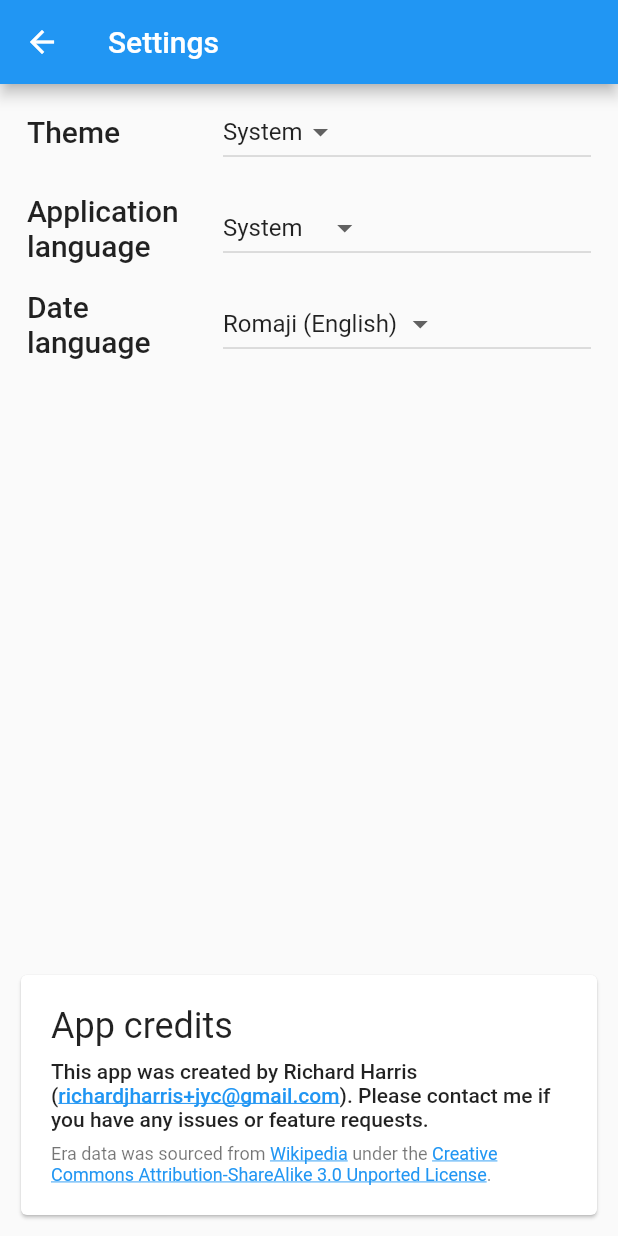
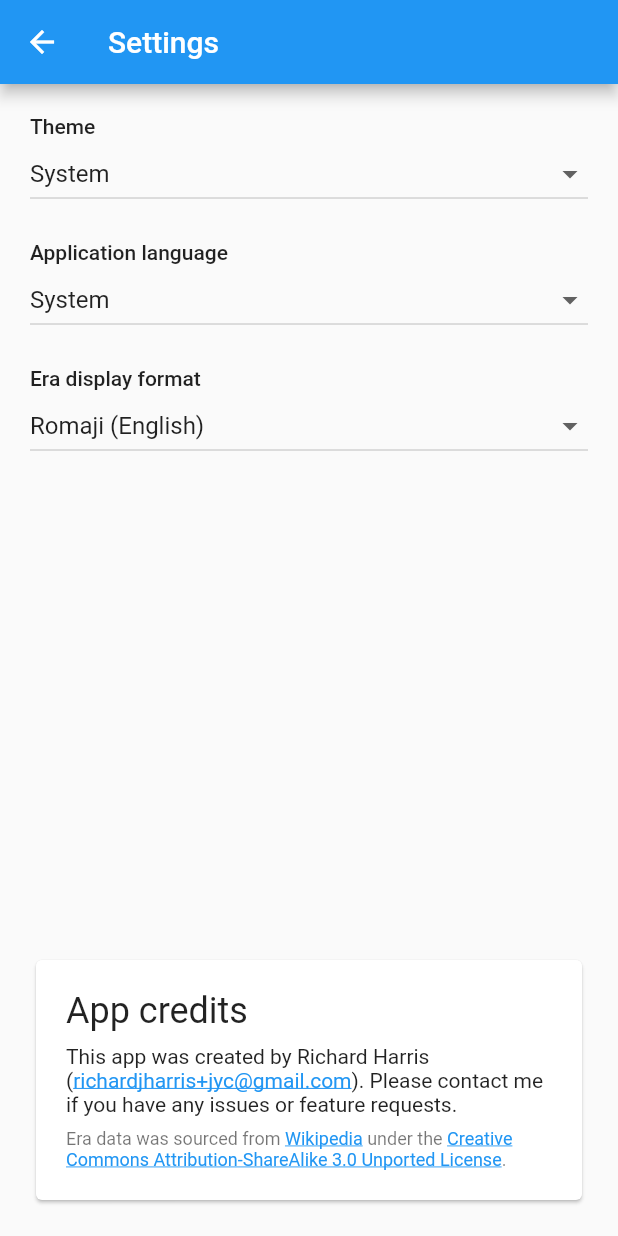
Before and after one commit to richardjharris/japanese_year_calculator, a Flutter app: the SettingsView screen opened by its route, on a phone screen of 412 x 824 dp. Run offline on Flutter 3.47's test engine with Material 2 defaults, Android fonts, the light colour scheme and no system bars; our stand-ins replace clock, shared_preferences; accounts and stored records are empty; generated files the repository leaves out were written again.

Commit message:
Add widget test; refactor settings page and improve design

```diff
--- a/lib/main.dart
+++ b/lib/main.dart
@@ -5,6 +5,9 @@ import 'src/settings/settings_controller.dart';
 import 'src/settings/settings_service.dart';
 
 void main() async {
+  // Required before using SharedPreferences.
+  WidgetsFlutterBinding.ensureInitialized();
+
   // Set up the SettingsController, which will glue user settings to multiple
   // Flutter Widgets.
   final settingsController = SettingsController(SettingsService());
--- a/lib/src/localization/app_en.arb
+++ b/lib/src/localization/app_en.arb
@@ -34,7 +34,7 @@
   "romajiDateSetting": "Romaji (English)",
   "kanjiDateSetting": "Kanji (Japanese)",
   "appLanguage": "Application language",
-  "dateLanguage": "Date language",
+  "dateLanguage": "Era display format",
   "systemLanguage": "System",
   "@systemLanguage": {
     "description": "Option shown to denote using the system locale (language)"
--- a/lib/src/settings/app_credits.dart
+++ b/lib/src/settings/app_credits.dart
@@ -36,7 +36,7 @@ class AppCredits extends StatelessWidget {
   }
 
   Widget _creditsText(BuildContext context) {
-    final textStyle = Theme.of(context).textTheme.bodyLarge!;
+    final textStyle = Theme.of(context).textTheme.bodyMedium!;
     final smallTextStyle = Theme.of(context).textTheme.bodySmall!;
     final linkColor = Theme.of(context).buttonTheme.colorScheme!.primary;
 
--- a/lib/src/settings/settings_view.dart
+++ b/lib/src/settings/settings_view.dart
@@ -4,38 +4,6 @@ import 'package:japanese_year_calculator/src/localization/app_localizations_cont
 import 'package:japanese_year_calculator/src/settings/app_credits.dart';
 import 'package:japanese_year_calculator/src/settings/settings_service.dart';
 import 'settings_controller.dart';
-
-/// Left side (label) for a setting
-class SettingLeft extends StatelessWidget {
-  final String title;
-
-  const SettingLeft({Key? key, required this.title}) : super(key: key);
-
-  @override
-  Widget build(BuildContext context) {
-    return Expanded(
-        child: Padding(
-            padding: const EdgeInsets.all(8.0),
-            child: Text(
-              title,
-              style: Theme.of(context).textTheme.headline6,
-            )));
-  }
-}
-
-/// Right side (control) for a setting
-class SettingRight extends StatelessWidget {
-  final Widget child;
-
-  const SettingRight({Key? key, required this.child}) : super(key: key);
-
-  @override
-  Widget build(BuildContext context) {
-    return Expanded(
-        flex: 2,
-        child: Padding(padding: const EdgeInsets.all(8.0), child: child));
-  }
-}
 
 /// Displays the various settings that can be customized by the user.
 ///
@@ -57,28 +25,42 @@ class SettingsView extends StatelessWidget {
           title: Text(context.loc.settings),
         ),
         body: Padding(
-            padding: const EdgeInsets.fromLTRB(10, 0, 10, 10),
+            padding: const EdgeInsets.all(20),
             child: Column(children: [
               Expanded(
                 child: Column(
+                  crossAxisAlignment: CrossAxisAlignment.stretch,
                   children: [
-                    Row(
-                      children: [
-                        SettingLeft(title: context.loc.theme),
-                        SettingRight(child: ThemeSelector(settings)),
-                      ],
+                    DropdownSettingsTile<ThemeMode>(
+                      title: context.loc.theme,
+                      value: settings.themeMode,
+                      onChanged: settings.updateThemeMode,
+                      items: {
+                        ThemeMode.system: context.loc.systemTheme,
+                        ThemeMode.light: context.loc.lightTheme,
+                        ThemeMode.dark: context.loc.darkTheme,
+                      },
                     ),
-                    Row(
-                      children: [
-                        SettingLeft(title: context.loc.appLanguage),
-                        SettingRight(child: AppLanguageSelector(settings)),
-                      ],
+                    DropdownSettingsTile<AppLanguagePreference>(
+                      title: context.loc.appLanguage,
+                      value: settings.appLanguage,
+                      onChanged: settings.updateAppLanguage,
+                      items: {
+                        AppLanguagePreference.system:
+                            context.loc.systemLanguage,
+                        AppLanguagePreference.en: context.loc.englishLanguage,
+                        AppLanguagePreference.ja: context.loc.japaneseLanguage,
+                      },
                     ),
-                    Row(
-                      children: [
-                        SettingLeft(title: context.loc.dateLanguage),
-                        SettingRight(child: DateLanguageSelector(settings)),
-                      ],
+                    DropdownSettingsTile<DateLanguagePreference>(
+                      title: context.loc.dateLanguage,
+                      value: settings.dateLanguage,
+                      onChanged: settings.updateDateLanguage,
+                      items: {
+                        DateLanguagePreference.en:
+                            context.loc.romajiDateSetting,
+                        DateLanguagePreference.ja: context.loc.kanjiDateSetting,
+                      },
                     ),
                   ],
                 ),
@@ -88,87 +70,43 @@ class SettingsView extends StatelessWidget {
   }
 }
 
-class ThemeSelector extends StatelessWidget {
-  final SettingsController controller;
+class DropdownSettingsTile<T> extends StatelessWidget {
+  final String title;
+  final String? subtitle;
+  final Map<T, String> items;
+  final T value;
+  final ValueChanged<T?> onChanged;
 
-  // ignore: use_key_in_widget_constructors
-  const ThemeSelector(this.controller);
+  const DropdownSettingsTile({
+    Key? key,
+    required this.title,
+    this.subtitle,
+    required this.items,
+    required this.value,
+    required this.onChanged,
+  }) : super(key: key);
 
   @override
   Widget build(BuildContext context) {
-    return DropdownButton<ThemeMode>(
-      // Read the selected themeMode from the controller
-      value: controller.themeMode,
-      // Call the updateThemeMode method any time the user selects a theme.
-      onChanged: controller.updateThemeMode,
-      items: [
-        DropdownMenuItem(
-          value: ThemeMode.system,
-          child: Text(context.loc.systemTheme),
+    return Column(
+      crossAxisAlignment: CrossAxisAlignment.start,
+      children: [
+        Text(title, style: Theme.of(context).textTheme.labelLarge),
+        if (subtitle != null) ...[
+          const SizedBox(height: 8),
+          Text(subtitle!, style: Theme.of(context).textTheme.labelMedium),
+        ],
+        DropdownButton<T>(
+          value: value,
+          onChanged: onChanged,
+          isExpanded: true,
+          items: items.entries
+              .map((item) =>
+                  DropdownMenuItem(value: item.key, child: Text(item.value)))
+              .toList(),
         ),
-        DropdownMenuItem(
-          value: ThemeMode.light,
-          child: Text(context.loc.lightTheme),
-        ),
-        DropdownMenuItem(
-          value: ThemeMode.dark,
-          child: Text(context.loc.darkTheme),
-        )
+        const SizedBox(height: 20),
       ],
     );
   }
 }
-
-class DateLanguageSelector extends StatelessWidget {
-  final SettingsController controller;
-
-  // ignore: use_key_in_widget_constructors
-  const DateLanguageSelector(this.controller);
-
-  @override
-  Widget build(BuildContext context) {
-    return DropdownButton<DateLanguagePreference>(
-      value: controller.dateLanguage,
-      onChanged: controller.updateDateLanguage,
-      items: [
-        DropdownMenuItem(
-          value: DateLanguagePreference.en,
-          child: Text(context.loc.romajiDateSetting),
-        ),
-        DropdownMenuItem(
-          value: DateLanguagePreference.ja,
-          child: Text(context.loc.kanjiDateSetting),
-        ),
-      ],
-    );
-  }
-}
-
-class AppLanguageSelector extends StatelessWidget {
-  final SettingsController controller;
-
-  // ignore: use_key_in_widget_constructors
-  const AppLanguageSelector(this.controller);
-
-  @override
-  Widget build(BuildContext context) {
-    return DropdownButton<AppLanguagePreference>(
-      value: controller.appLanguage,
-      onChanged: controller.updateAppLanguage,
-      items: [
-        DropdownMenuItem(
-          value: AppLanguagePreference.system,
-          child: Text(context.loc.systemLanguage),
-        ),
-        DropdownMenuItem(
-          value: AppLanguagePreference.en,
-          child: Text(context.loc.englishLanguage),
-        ),
-        DropdownMenuItem(
-          value: AppLanguagePreference.ja,
-          child: Text(context.loc.japaneseLanguage),
-        ),
-      ],
-    );
-  }
-}
--- a/lib/src/year_dial/dial_wheel_settings.dart
+++ b/lib/src/year_dial/dial_wheel_settings.dart
@@ -1,11 +1,12 @@
+import 'package:clock/clock.dart';
 import 'package:japanese_year_calculator/src/core/year_calculator.dart';
 
 class DialWheelSettings {
-  static const futureYearsToShow = 9;
+  static const futureYearsToShow = 10;
   static const itemHeight = 50.0;
 
   static final firstYear = YearCalculator.earliestWesternYear;
-  static final lastYear = DateTime.now().year + futureYearsToShow;
+  static final lastYear = clock.now().year + futureYearsToShow;
 
   static final numYears = lastYear - firstYear + 1;
 }
--- a/pubspec.yaml
+++ b/pubspec.yaml
@@ -10,6 +10,7 @@ environment:
   sdk: ">=2.16.0-134.1.beta <3.0.0"
 
 dependencies:
+  clock: ^1.1.0
   flutter:
     sdk: flutter
   flutter_localizations:
@@ -18,10 +19,10 @@ dependencies:
   url_launcher: ^6.0.18
 
 dev_dependencies:
+  flutter_launcher_icons: ^0.9.2
   flutter_lints: ^1.0.0
   flutter_test:
     sdk: flutter
-  flutter_launcher_icons: ^0.9.2
 
 flutter:
   uses-material-design: true
```
Also changed, not shown: lib/src/year_dial/year_dial_wheel.dart (+12 -3 lines), pubspec.lock, 5 other files.
